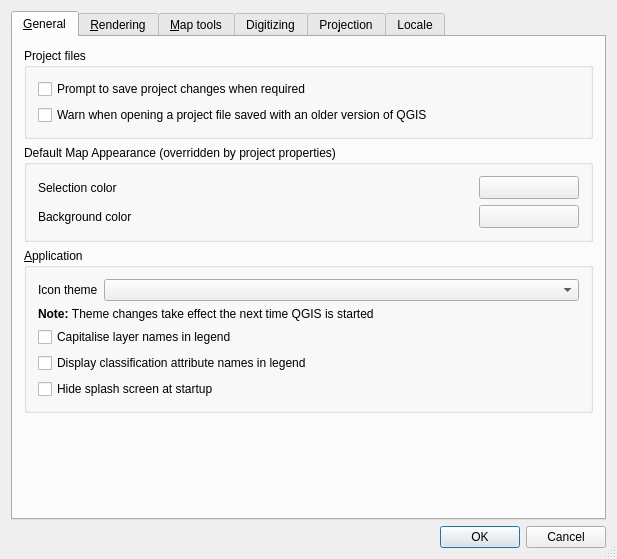
Before: the Qt Designer form src/ui/qgsoptionsbase.ui in stopa85/Quantum-GIS, drawn with Qt 5.
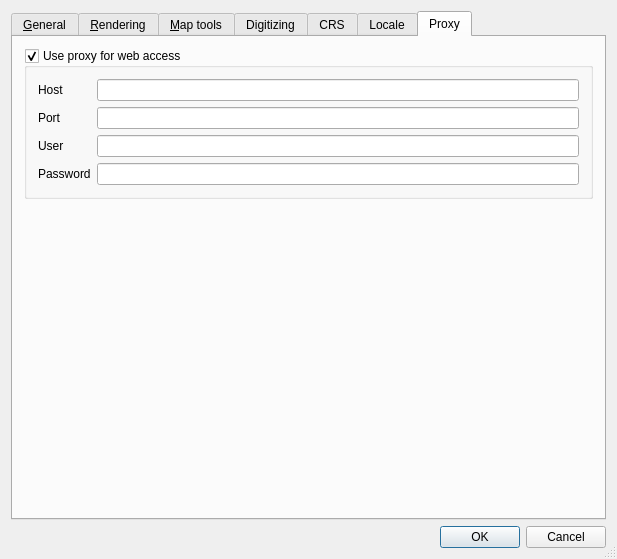
After: the same form once the commit is applied. The open tabs and pages were chosen to show the change. Icons and pictures are not drawn. Custom widgets are drawn as their Qt base class.

```diff
--- a/src/ui/qgsoptionsbase.ui
+++ b/src/ui/qgsoptionsbase.ui
@@ -785,7 +785,7 @@
      </widget>
      <widget class="QWidget" name="tabProjection" >
       <attribute name="title" >
-       <string>Pro&amp;jection</string>
+       <string>CRS</string>
       </attribute>
       <layout class="QGridLayout" >
        <property name="leftMargin" >
@@ -938,6 +938,104 @@
        </item>
       </layout>
      </widget>
+     <widget class="QWidget" name="tab" >
+      <attribute name="title" >
+       <string>Proxy</string>
+      </attribute>
+      <layout class="QGridLayout" >
+       <item row="0" column="0" >
+        <widget class="QGroupBox" name="grpProxy" >
+         <property name="title" >
+          <string>Use proxy for web access</string>
+         </property>
+         <property name="flat" >
+          <bool>false</bool>
+         </property>
+         <property name="checkable" >
+          <bool>true</bool>
+         </property>
+         <layout class="QGridLayout" >
+          <item row="0" column="0" >
+           <widget class="QLabel" name="lblProxyHost" >
+            <property name="text" >
+             <string>Host</string>
+            </property>
+            <property name="buddy" >
+             <cstring>cboModellerPluginName</cstring>
+            </property>
+           </widget>
+          </item>
+          <item row="0" column="1" >
+           <widget class="QLineEdit" name="leProxyHost" />
+          </item>
+          <item row="1" column="0" >
+           <widget class="QLabel" name="lblProxyPort" >
+            <property name="text" >
+             <string>Port</string>
+            </property>
+            <property name="buddy" >
+             <cstring>cboModellerPluginName</cstring>
+            </property>
+           </widget>
+          </item>
+          <item row="1" column="1" >
+           <widget class="QLineEdit" name="leProxyPort" />
+          </item>
+          <item row="2" column="0" >
+           <widget class="QLabel" name="lblUser" >
+            <property name="text" >
+             <string>User</string>
+            </property>
+            <property name="buddy" >
+             <cstring>cboModellerPluginName</cstring>
+            </property>
+           </widget>
+          </item>
+          <item row="2" column="1" >
+           <widget class="QLineEdit" name="leProxyUser" >
+            <property name="toolTip" >
+             <string>Leave this blank if no proxy username / password are required</string>
+            </property>
+           </widget>
+          </item>
+          <item row="3" column="0" >
+           <widget class="QLabel" name="lblPassword" >
+            <property name="text" >
+             <string>Password</string>
+            </property>
+            <property name="buddy" >
+             <cstring>cboModellerPluginName</cstring>
+            </property>
+           </widget>
+          </item>
+          <item row="3" column="1" >
+           <widget class="QLineEdit" name="leProxyPassword" >
+            <property name="toolTip" >
+             <string>Leave this blank if no proxy username / password are required</string>
+            </property>
+            <property name="echoMode" >
+             <enum>QLineEdit::Password</enum>
+            </property>
+           </widget>
+          </item>
+         </layout>
+        </widget>
+       </item>
+       <item row="1" column="0" >
+        <spacer>
+         <property name="orientation" >
+          <enum>Qt::Vertical</enum>
+         </property>
+         <property name="sizeHint" >
+          <size>
+           <width>20</width>
+           <height>40</height>
+          </size>
+         </property>
+        </spacer>
+       </item>
+      </layout>
+     </widget>
     </widget>
    </item>
    <item row="1" column="0" >
```
Left out of the diff: 10 changed lines with no effect on the pictures.
